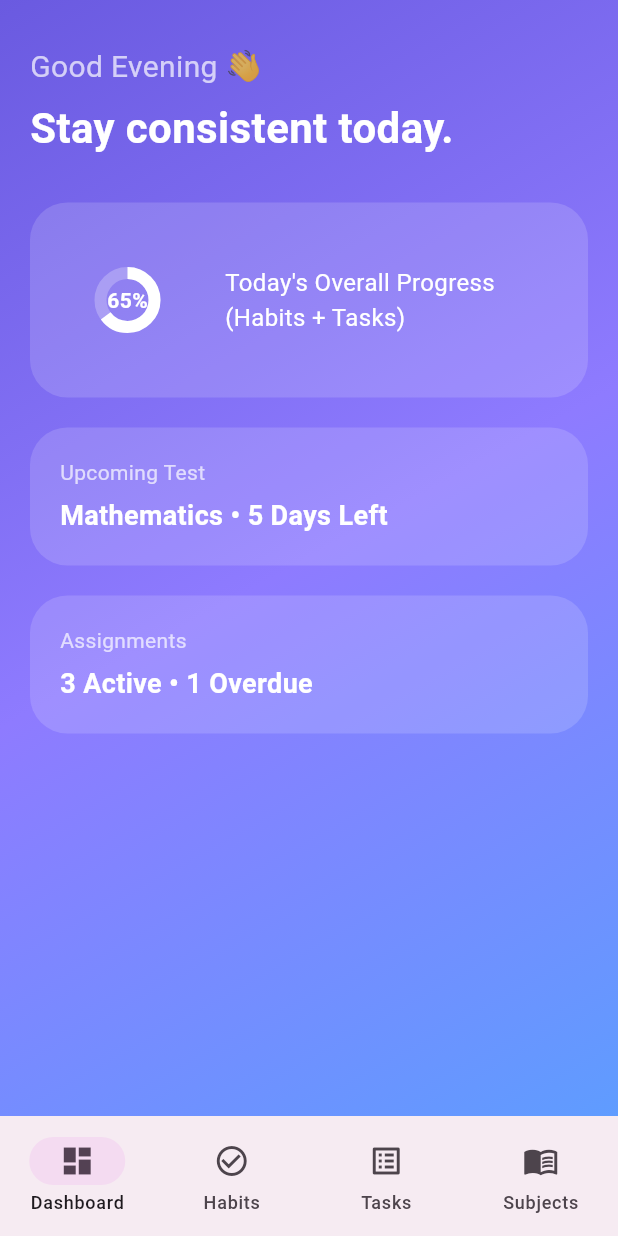
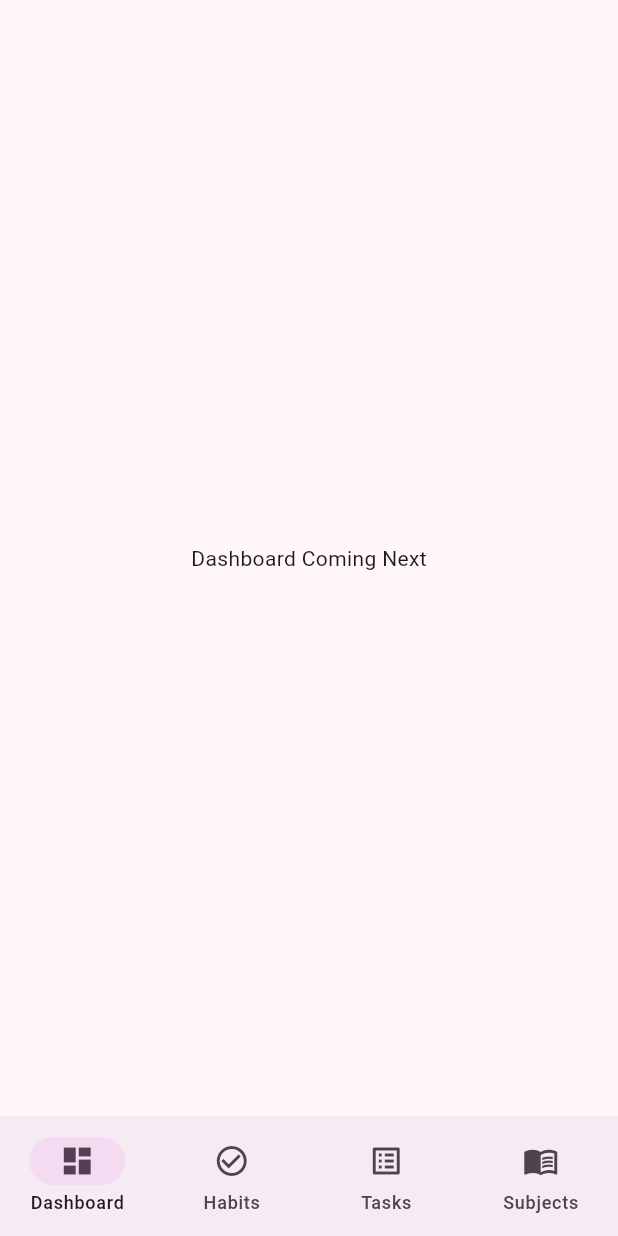
Before and after one commit to GAURAV-N-PATIL/Study_Control_app, a Flutter app: the screen it shows after launch, on a phone screen of 412 x 824 dp. Run offline on Flutter 3.47's test engine with Material 3 defaults, Android fonts, the phone set to English and light mode, and no system bars.

Commit message:
stateless to statefull is change for dashboard

```diff
--- a/lib/main.dart
+++ b/lib/main.dart
@@ -78,152 +78,23 @@ class _MainNavigationState extends State<MainNavigation> {
   }
 }
 
-class DashboardScreen extends StatelessWidget {
+class DashboardScreen extends StatefulWidget {
   const DashboardScreen({super.key});
 
   @override
+  State<DashboardScreen> createState() => _DashboardScreenState();
+}
+
+class _DashboardScreenState extends State<DashboardScreen> {
+
+  String subjectName = "Mathematics";
+  DateTime examDate = DateTime.now().add(const Duration(days: 5));
+
+  @override
   Widget build(BuildContext context) {
-    double progress = 0.65; // 65% dummy value
-
     return Scaffold(
-      body: Container(
-        decoration: const BoxDecoration(
-          gradient: LinearGradient(
-            colors: [
-              Color(0xFF6A5AE0),
-              Color(0xFF8E7BFF),
-              Color(0xFF5F9CFF),
-            ],
-            begin: Alignment.topLeft,
-            end: Alignment.bottomRight,
-          ),
-        ),
-        child: SafeArea(
-          child: Padding(
-            padding: const EdgeInsets.all(20),
-            child: ListView(
-              children: [
-
-                const SizedBox(height: 10),
-
-                const Text(
-                  "Good Evening 👋",
-                  style: TextStyle(
-                    color: Colors.white70,
-                    fontSize: 20,
-                  ),
-                ),
-
-                const SizedBox(height: 6),
-
-                const Text(
-                  "Stay consistent today.",
-                  style: TextStyle(
-                    color: Colors.white,
-                    fontSize: 28,
-                    fontWeight: FontWeight.bold,
-                  ),
-                ),
-
-                const SizedBox(height: 30),
-
-                _progressCard(progress),
-
-                const SizedBox(height: 20),
-
-                _infoCard(
-                  title: "Upcoming Test",
-                  content: "Mathematics • 5 Days Left",
-                ),
-
-                const SizedBox(height: 20),
-
-                _infoCard(
-                  title: "Assignments",
-                  content: "3 Active • 1 Overdue",
-                ),
-              ],
-            ),
-          ),
-        ),
-      ),
-    );
-  }
-
-  Widget _progressCard(double progress) {
-    return Container(
-      padding: const EdgeInsets.all(20),
-      decoration: BoxDecoration(
-        color: Colors.white.withOpacity(0.15),
-        borderRadius: BorderRadius.circular(25),
-      ),
-      child: Row(
-        children: [
-          SizedBox(
-            height: 90,
-            width: 90,
-            child: Stack(
-              alignment: Alignment.center,
-              children: [
-                CircularProgressIndicator(
-                  value: progress,
-                  strokeWidth: 8,
-                  backgroundColor: Colors.white24,
-                  valueColor:
-                      const AlwaysStoppedAnimation<Color>(Colors.white),
-                ),
-                Text(
-                  "${(progress * 100).toInt()}%",
-                  style: const TextStyle(
-                    color: Colors.white,
-                    fontWeight: FontWeight.bold,
-                  ),
-                ),
-              ],
-            ),
-          ),
-          const SizedBox(width: 20),
-          const Expanded(
-            child: Text(
-              "Today's Overall Progress\n(Habits + Tasks)",
-              style: TextStyle(
-                color: Colors.white,
-                fontSize: 16,
-              ),
-            ),
-          ),
-        ],
-      ),
-    );
-  }
-
-  Widget _infoCard({required String title, required String content}) {
-    return Container(
-      padding: const EdgeInsets.all(20),
-      decoration: BoxDecoration(
-        color: Colors.white.withOpacity(0.15),
-        borderRadius: BorderRadius.circular(25),
-      ),
-      child: Column(
-        crossAxisAlignment: CrossAxisAlignment.start,
-        children: [
-          Text(
-            title,
-            style: const TextStyle(
-              color: Colors.white70,
-              fontSize: 14,
-            ),
-          ),
-          const SizedBox(height: 6),
-          Text(
-            content,
-            style: const TextStyle(
-              color: Colors.white,
-              fontSize: 18,
-              fontWeight: FontWeight.bold,
-            ),
-          ),
-        ],
+      body: Center(
+        child: Text("Dashboard Coming Next"),
       ),
     );
   }
```
